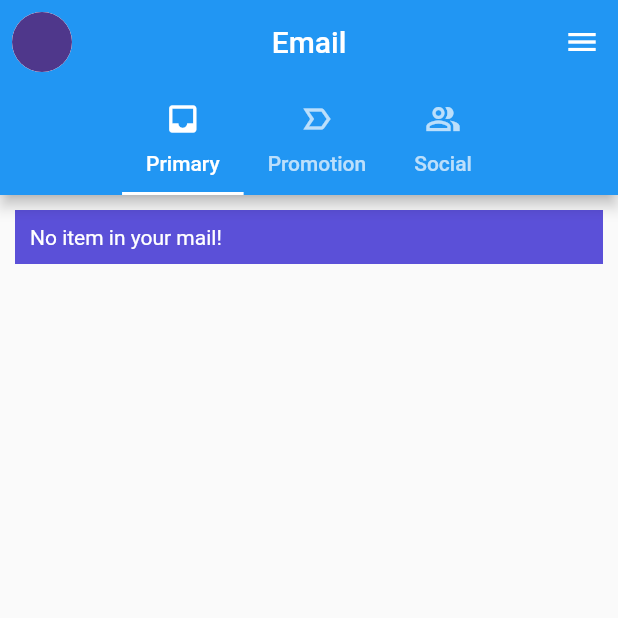
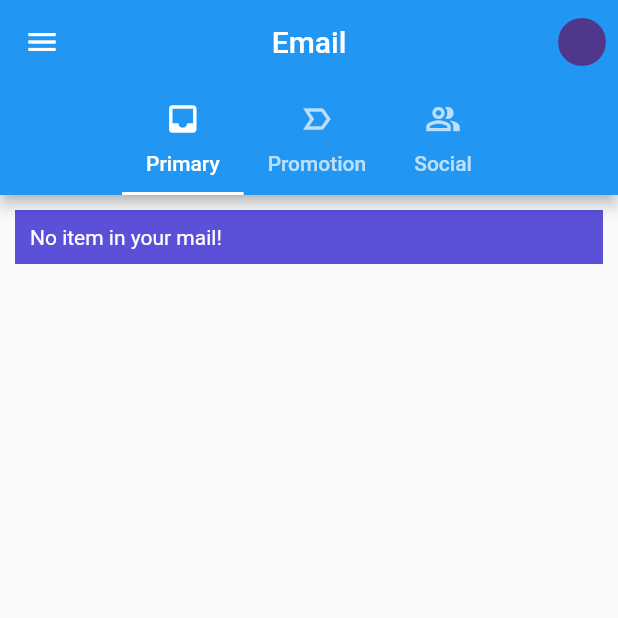
Before and after one commit to Three-Musketeers-IF-C-Sore/learningflutter_threemusketeers_ifcsore, a Flutter app: the Email screen opened directly, on a phone screen of 412 x 824 dp, the top half of it. Run offline on Flutter 3.47's test engine with Material 2 defaults, Android fonts, the phone set to English and light mode, and no system bars; drawn by our look-alikes of circular_profile_avatar; our stand-ins replace math_expressions; missing offline and left inert: indexed.

Commit message:
switch menu and bottom sheets position

```diff
--- a/lib/pages/w9.dart
+++ b/lib/pages/w9.dart
@@ -44,7 +44,8 @@ class _EmailState extends State<Email> with TickerProviderStateMixin, ChangeNoti
       appBar: AppBar(
         title: const Text("Email"),
         centerTitle: true,
-        leading: IconButton(
+        actions: [
+          IconButton(
             onPressed: () {
               showModalBottomSheet(
                 context: context,
@@ -71,12 +72,15 @@ class _EmailState extends State<Email> with TickerProviderStateMixin, ChangeNoti
                 }
               );
             },
-          icon: CircularProfileAvatar(
-            "",
-            backgroundColor: const Color.fromRGBO(79, 55, 139, 1),
-            radius: 50,
+            icon: Container(
+              child: const ClipOval(
+                child: CircleAvatar(
+                  backgroundColor: Color.fromRGBO(79, 55, 139, 1),
+                ),
+              )
             ),
           ),
+        ],
         bottom: TabBar(
           controller: _controller,
           isScrollable: true,
@@ -96,7 +100,7 @@ class _EmailState extends State<Email> with TickerProviderStateMixin, ChangeNoti
           ],
         ),
       ),
-      endDrawer: Drawer(
+      drawer: Drawer(
         child: ListView(
           padding: EdgeInsets.zero,
           children: [
```
Lines whose indentation alone changed are shown as unchanged.
